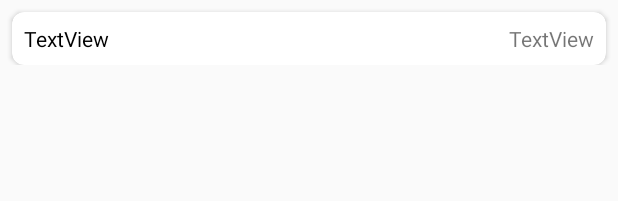
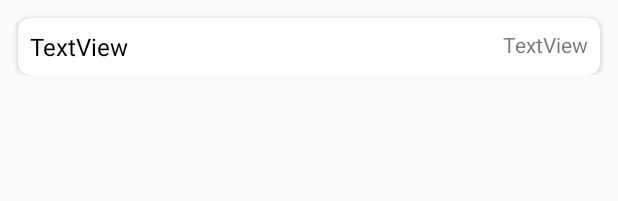
Before and after one commit to TINF18AI2/Vorlesungsplan, an Android app: the layout main_recycler_view_item_layout.xml on its own in the app's theme, with its tools: preview values and no code run, on a phone screen of 412 x 824 dp. Shown: the top 201 px of the screen. Run offline under Robolectric (Android 15) with nearby library versions, the phone set to English and light mode, and no system bars.

Commit message:
changed folder structure

```diff
--- a/app/src/main/AndroidManifest.xml
+++ b/app/src/main/AndroidManifest.xml
@@ -12,7 +12,7 @@
         android:supportsRtl="true"
         android:theme="@style/AppTheme">
         <activity
-            android:name=".MainActivity"
+            android:name=".UI.MainActivity"
             android:label="@string/app_name"
             android:theme="@style/AppTheme.NoActionBar">
             <intent-filter>
--- a/app/src/main/java/com/tinf18ai2/vorlesungsplan/EstimateTimeLeft.kt
+++ b/app/src/main/java/com/tinf18ai2/vorlesungsplan/BackendServices/EstimateTimeLeft.kt
@@ -1,6 +1,7 @@
-package com.tinf18ai2.vorlesungsplan
+package com.tinf18ai2.vorlesungsplan.BackendServices
 
 import android.os.AsyncTask
+import com.tinf18ai2.vorlesungsplan.Models.Vorlesungstag
 
 class EstimateTimeLest(val woche: List<Vorlesungstag>, val timeResultCallback: TimeResultCallback) :
     AsyncTask<Void, Void, UniAusErg>() {
--- a/app/src/main/java/com/tinf18ai2/vorlesungsplan/ListItemProvider.kt
+++ b/app/src/main/java/com/tinf18ai2/vorlesungsplan/BackendServices/ListItemProvider.kt
@@ -1,5 +1,7 @@
-package com.tinf18ai2.vorlesungsplan
+package com.tinf18ai2.vorlesungsplan.BackendServices
 
+import com.tinf18ai2.vorlesungsplan.Models.VorlesungsplanItem
+import com.tinf18ai2.vorlesungsplan.Models.Vorlesungstag
 import java.text.SimpleDateFormat
 
 class ListItemProvider {
--- a/app/src/main/java/com/tinf18ai2/vorlesungsplan/LoadWeekData.kt
+++ b/app/src/main/java/com/tinf18ai2/vorlesungsplan/BackendServices/LoadWeekData.kt
@@ -1,6 +1,7 @@
-package com.tinf18ai2.vorlesungsplan
+package com.tinf18ai2.vorlesungsplan.BackendServices
 
 import android.os.AsyncTask
+import com.tinf18ai2.vorlesungsplan.Models.Vorlesungstag
 
 class LoadData(var weekDataCallback: WeekDataCallback) :
     AsyncTask<Void, Void, List<Vorlesungstag>>() {
--- a/app/src/main/java/com/tinf18ai2/vorlesungsplan/VorlesungsplanItem.kt
+++ b/app/src/main/java/com/tinf18ai2/vorlesungsplan/Models/VorlesungsplanItem.kt
@@ -1,4 +1,4 @@
-package com.tinf18ai2.vorlesungsplan
+package com.tinf18ai2.vorlesungsplan.Models
 
 import java.util.*
 
--- a/app/src/main/res/layout/activity_main.xml
+++ b/app/src/main/res/layout/activity_main.xml
@@ -4,7 +4,7 @@
     xmlns:tools="http://schemas.android.com/tools"
     android:layout_width="match_parent"
     android:layout_height="match_parent"
-    tools:context=".MainActivity"
+    tools:context=".UI.MainActivity"
     android:id="@+id/mainView">
 
 
--- a/app/src/main/res/layout/content_main.xml
+++ b/app/src/main/res/layout/content_main.xml
@@ -5,7 +5,7 @@
     android:layout_width="match_parent"
     android:layout_height="match_parent"
     app:layout_behavior="@string/appbar_scrolling_view_behavior"
-    tools:context=".MainActivity"
+    tools:context=".UI.MainActivity"
     tools:showIn="@layout/activity_main">
 
     <androidx.recyclerview.widget.RecyclerView
--- a/app/src/main/res/layout/main_recycler_view_item_layout.xml
+++ b/app/src/main/res/layout/main_recycler_view_item_layout.xml
@@ -8,7 +8,9 @@
     <androidx.cardview.widget.CardView
         android:layout_width="match_parent"
         android:layout_height="wrap_content"
-        android:layout_margin="8dp"
+        android:layout_margin="12dp"
+        android:elevation="16dp"
+        android:padding="8dp"
         app:cardCornerRadius="8dp"
         app:layout_constraintEnd_toEndOf="parent"
         app:layout_constraintStart_toStartOf="parent"
@@ -25,9 +27,9 @@
                 android:layout_margin="8dp"
                 android:text="TextView"
                 android:textColor="@color/black"
+                android:textSize="16sp"
                 app:layout_constraintBottom_toBottomOf="parent"
                 app:layout_constraintEnd_toStartOf="@+id/textViewTime"
-                app:layout_constraintHorizontal_bias="1"
                 app:layout_constraintStart_toStartOf="parent"
                 app:layout_constraintTop_toTopOf="parent" />
 
```
Also changed, not shown: app/src/main/java/com/tinf18ai2/vorlesungsplan/BackendServices/AsyncPlanAnalyser.kt (renamed from app/src/main/java/com/tinf18ai2/vorlesungsplan/AsyncPlanAnalyser.kt, +5 -4 lines), app/src/main/java/com/tinf18ai2/vorlesungsplan/BackendServices/TimeUntilUniEnd.kt (renamed from app/src/main/java/com/tinf18ai2/vorlesungsplan/TimeUntilUniEnd.kt, +6 -4 lines), app/src/main/java/com/tinf18ai2/vorlesungsplan/Models/Vorlesungstag.kt (added, +9 -0 lines), app/src/main/java/com/tinf18ai2/vorlesungsplan/UI/MainActivity.kt (renamed from app/src/main/java/com/tinf18ai2/vorlesungsplan/MainActivity.kt, +17 -8 lines), app/src/main/java/com/tinf18ai2/vorlesungsplan/UI/VorlesungsplanAdapter.kt (renamed from app/src/main/java/com/tinf18ai2/vorlesungsplan/VorlesungsplanAdapter.kt, +3 -4 lines), app/src/main/java/com/tinf18ai2/vorlesungsplan/Vorlesungstag.kt (deleted, +0 -9 lines), 1 other file.
